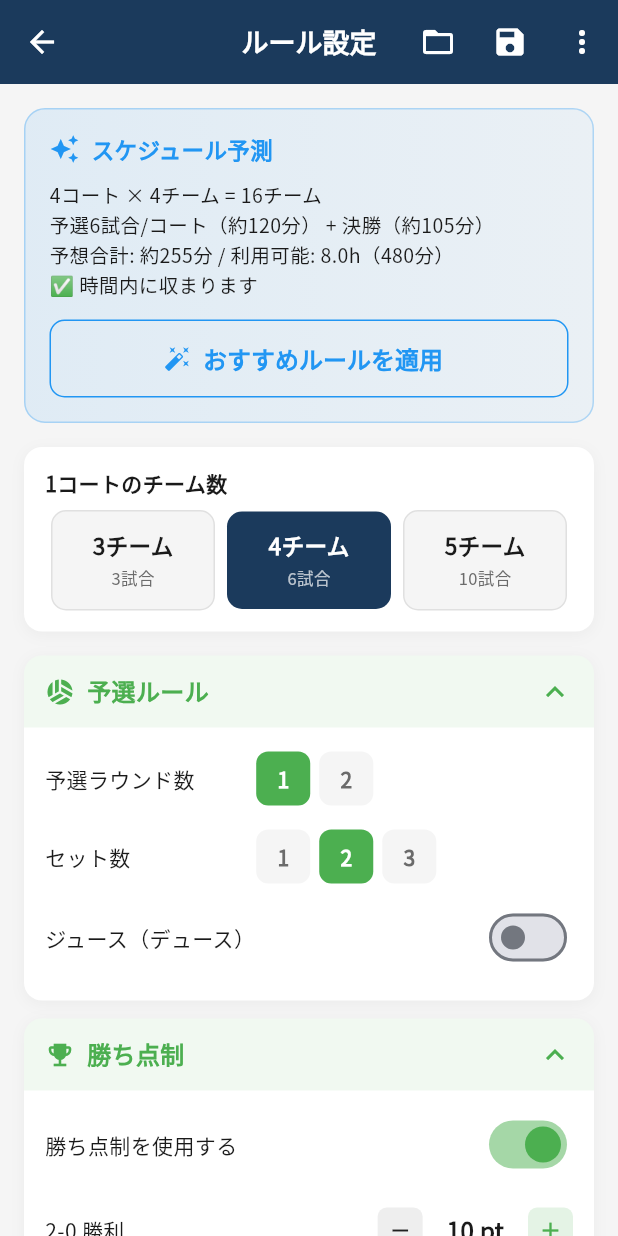
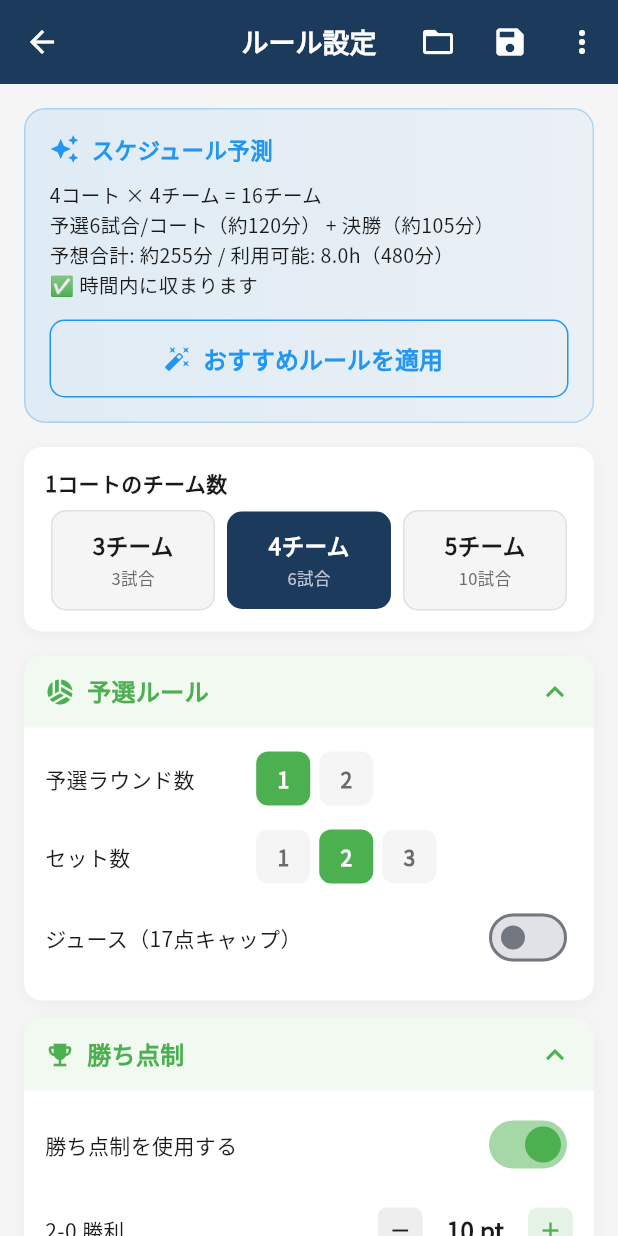
Before and after one commit to sofvo-dev/sofvo, a Flutter app: the TournamentRulesScreen screen opened directly, on a phone screen of 412 x 824 dp. Run offline on Flutter 3.47's test engine with Material 3 defaults, Android fonts, the phone set to English and light mode, and no system bars; our stand-ins replace cached_network_image, cloud_firestore, file_picker, firebase_auth, firebase_core, firebase_messaging and 10 more; missing offline and left inert: dart:js_interop, mobile_scanner; accounts and stored records are empty; network calls fail.

Commit message:
予選のジュース上限も17点固定に変更
- 予選も決勝と同様にジュース上限の選択肢を削除
- ONにすると自動で17点キャップに設定

https://claude.ai/code/session_01NdXNSNEhWCRPmtaSJSELhX

```diff
--- a/lib/screens/tournament/tournament_rules_screen.dart
+++ b/lib/screens/tournament/tournament_rules_screen.dart
@@ -402,9 +402,7 @@ class _TournamentRulesScreenState extends State<TournamentRulesScreen> {
           _collapsibleSection('予選ルール', Icons.sports_volleyball, _prelimColor, _prelimOpen, (v) => setState(() => _prelimOpen = v), [
             _choiceRow('予選ラウンド数', [1, 2], _prelimRounds, (v) => setState(() => _prelimRounds = v), _prelimColor),
             _choiceRow('セット数', [1, 2, 3], _prelimSets, (v) => setState(() => _prelimSets = v), _prelimColor),
-            _switchRow('ジュース（デュース）', _prelimDeuce, (v) => setState(() => _prelimDeuce = v), _prelimColor),
-            if (_prelimDeuce)
-              _choiceRow('ジュース上限', [17, 21, 25], _prelimDeuceCap, (v) => setState(() => _prelimDeuceCap = v), _prelimColor),
+            _switchRow('ジュース（17点キャップ）', _prelimDeuce, (v) => setState(() { _prelimDeuce = v; if (v) _prelimDeuceCap = 17; }), _prelimColor),
           ]),
           const SizedBox(height: 12),
 
```
